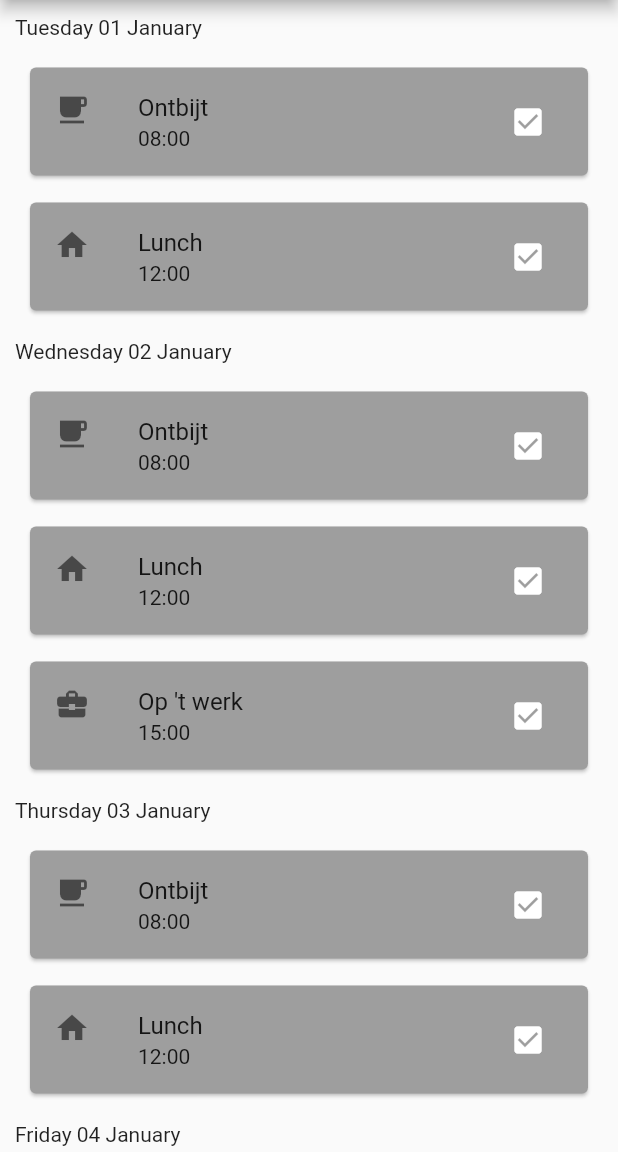
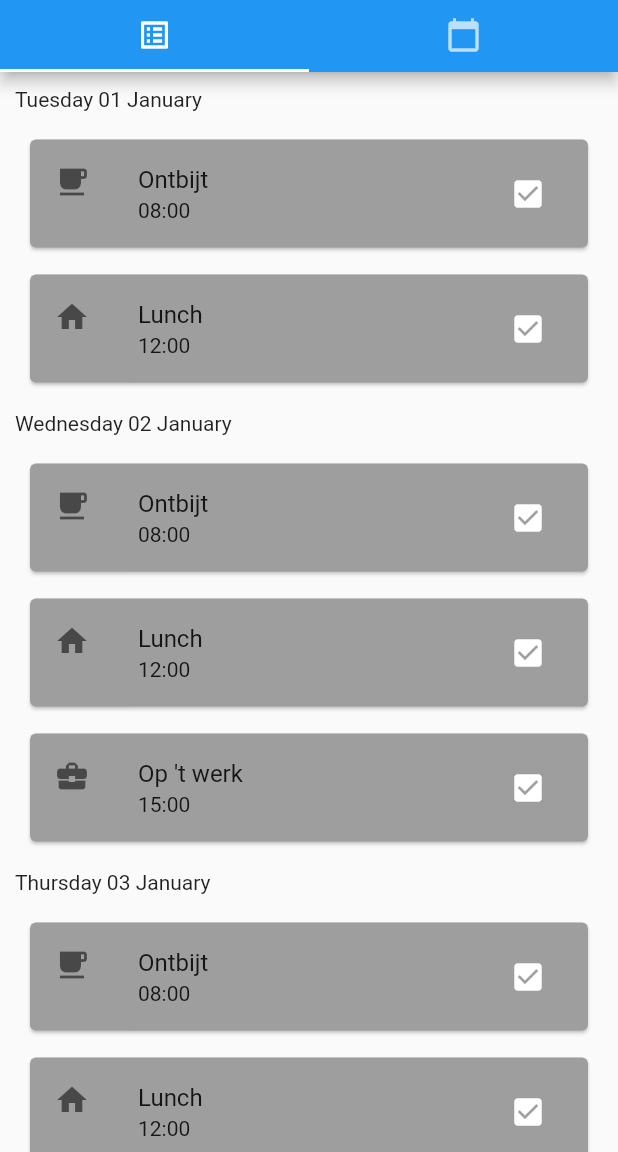
Before and after one commit to topmoTree/wolf_test, a Flutter app: the screen it shows after launch, on a phone screen of 412 x 824 dp, the part 84-1236 px from its top. Run offline on Flutter 3.47's test engine with Material 2 defaults, Android fonts, the phone set to English and light mode, and no system bars; drawn by our look-alikes of grouped_list.

Commit message:
finished part3

```diff
--- a/lib/data/moment_api.dart
+++ b/lib/data/moment_api.dart
@@ -1,30 +1,17 @@
-
-
 import 'dart:math';
-
 import 'package:flutter/material.dart';
 import 'package:intl/intl.dart';
-//
-// class MyIcon {
-//   static const ALARM = Icons.alarm;
-//   static const BUSINESS = Icons.business_center;
-//   static const BOOKMARK = Icons.class_;
-//   static const BREAKFAST = Icons.free_breakfast;
-//   static const HOME = Icons.home;
-//   static const PHARMACY = Icons.local_pharmacy;
-// }
-
-class Checkbox {
-  static const empty = "checkbox_empty";
-  static const checkedWhite = "checkbox_checked_white";
-  static const checkedGreen = "checkbox_checked_green";
-}
 
 class Medicine {
   final String name;
   bool taken;
 
-  Medicine(this.name, [this.taken = false]);
+  //added tablets and milligramsPerTablet to count amount per week
+  int tabletsQty;
+  int milligramsPerTablet;
+
+  Medicine(this.name, this.tabletsQty, this.milligramsPerTablet,
+      [this.taken = false]);
 }
 
 class Moment {
@@ -34,102 +21,75 @@ class Moment {
   final DateTime date;
   bool isCollapsed;
 
-  Moment(this.title, this.date, this.icon, this.medicines, [this.isCollapsed = true]);
+  Moment(this.title, this.date, this.icon, this.medicines,
+      [this.isCollapsed = true]);
 }
 
-
 class MomentApi {
-
-  //https://stackoverflow.com/a/56252864 should use intl package
   static final _dateFormat = DateFormat("yyyy-MM-dd HH:mm");
 
-  static DateTime _dateTimeFromString(String dateStr){
+  static DateTime _dateTimeFromString(String dateStr) {
     return _dateFormat.parse(dateStr);
   }
 
-  static bool _randomBool(){
+  static bool _randomBool() {
     final randomNum = Random();
     return randomNum.nextBool();
   }
 
   static Moment breakfast(String day) {
-    return Moment(
-        "Ontbijt",
-        _dateTimeFromString("2019-01-$day 8:00"),
-        Icon(Icons.free_breakfast),
-        [Medicine("Paracetamol", _randomBool()), Medicine("Vitamine C", _randomBool())]
-    );
+    return Moment("Ontbijt", _dateTimeFromString("2019-01-$day 8:00"),
+        const Icon(Icons.free_breakfast), [
+      Medicine("Paracetamol", 2, 40, _randomBool()),
+      Medicine("Vitamine C", 3, 100, _randomBool())
+    ]);
   }
 
-  static Moment lunch(String day){
-    return Moment(
-        "Lunch",
-        _dateTimeFromString("2019-01-$day 12:00"),
-        Icon(Icons.home),
-        [Medicine("Acebutol", _randomBool())]
-    );
+  static Moment lunch(String day) {
+    return Moment("Lunch", _dateTimeFromString("2019-01-$day 12:00"),
+        const Icon(Icons.home), [Medicine("Acebutol", 2, 200, _randomBool())]);
   }
 
-  static Moment atWork(String day){
+  static Moment atWork(String day) {
     return Moment(
         "Op 't werk",
         _dateTimeFromString("2019-01-$day 15:00"),
-        Icon(Icons.business_center),
-        [Medicine("Paracetamol", _randomBool())]
-    );
+        const Icon(Icons.business_center),
+        [Medicine("Paracetamol", 4, 500, _randomBool())]);
   }
 
-  static Moment bedTime(String day){
-    return Moment(
-        "Voor het slapen",
-        _dateTimeFromString("2019-01-$day 22:00"),
-        Icon(Icons.alarm),
-        [Medicine("Melatonin")]
-    );
+  static Moment bedTime(String day) {
+    return Moment("Voor het slapen", _dateTimeFromString("2019-01-$day 22:00"),
+        const Icon(Icons.alarm), [Medicine("Melatonin", 2, 300)]);
   }
 
-  static List<Moment> getMoments(){
-    final moments =  [
+  static List<Moment> getMoments() {
+    final moments = [
       breakfast("01"),
       lunch("01"),
-
       breakfast("02"),
       lunch("02"),
       atWork("02"),
-
       breakfast("03"),
       lunch("03"),
-
       breakfast("04"),
       atWork("04"),
-
-
-
       breakfast("06"),
       lunch("06"),
       atWork("06"),
-
       bedTime("07"),
-
       breakfast("08"),
       lunch("08"),
-
       breakfast("09"),
       lunch("09"),
       atWork("09"),
-
       breakfast("10"),
       lunch("10"),
-
       breakfast("11"),
       atWork("11"),
-
-
-
       breakfast("13"),
       lunch("13"),
       atWork("13"),
-
       bedTime("14"),
     ];
 
--- a/lib/main.dart
+++ b/lib/main.dart
@@ -1,10 +1,7 @@
 import 'package:flutter/material.dart';
-import 'package:wolf_test/data/moment_api.dart';
 import 'package:wolf_test/pages/home.dart';
 
-void main() =>
-  runApp(const MyApp());
-
+void main() => runApp(const MyApp());
 
 class MyApp extends StatelessWidget {
   const MyApp({Key? key}) : super(key: key);
@@ -13,20 +10,10 @@ class MyApp extends StatelessWidget {
   @override
   Widget build(BuildContext context) {
     return MaterialApp(
-      title: 'WolfPack Assessment',
-      theme: ThemeData(
-        // This is the theme of your application.
-        //
-        // Try running your application with "flutter run". You'll see the
-        // application has a blue toolbar. Then, without quitting the app, try
-        // changing the primarySwatch below to Colors.green and then invoke
-        // "hot reload" (press "r" in the console where you ran "flutter run",
-        // or simply save your changes to "hot reload" in a Flutter IDE).
-        // Notice that the counter didn't reset back to zero; the application
-        // is not restarted.
-        primarySwatch: Colors.blue,
-      ),
-      home: Home()
-    );
+        title: 'WolfPack Assessment',
+        theme: ThemeData(
+          primarySwatch: Colors.blue,
+        ),
+        home: const Home());
   }
 }
--- a/lib/pages/home.dart
+++ b/lib/pages/home.dart
@@ -17,13 +17,29 @@ class _HomeState extends State<Home> {
 
   @override
   Widget build(BuildContext context) {
-    return Scaffold(
+    return MaterialApp(
+        home: DefaultTabController(
+            length: 2,
+            child: Scaffold(
                 appBar: AppBar(
                   title: const Text("Wolfpack assessment"),
+                  bottom: const TabBar(
+                    tabs: [
+                      Tab(icon: Icon(Icons.list_alt)),
+                      Tab(icon: Icon(Icons.calendar_today))
+                    ],
                   ),
+                ),
+                body: TabBarView(children: [
+                  _buildListOfMoments(),
+                  _buildWeekAmountMedicine(),
+                ]))));
+  }
+
+  Widget _buildListOfMoments() {
     //grouped list library link: https://pub.dev/packages/grouped_list
     //grouped by int, because in Dart no date class and it is easier to group by int like yyyyMMdd
-      body: GroupedListView<dynamic, int>(
+    return GroupedListView<dynamic, int>(
       elements: moments,
       groupBy: (element) => convertToDateInt((element as Moment).date),
       groupSeparatorBuilder: (dateTimeInt) => Padding(
@@ -39,21 +55,7 @@ class _HomeState extends State<Home> {
         final moment2 = element2 as Moment;
         return moment1.date.compareTo(moment2.date);
       },
-      ),
     );
-  }
-
-  bool areAllMedicineTaken(List<Medicine> medicines) {
-    var taken = true;
-
-    for (final med in medicines) {
-      if (!med.taken) {
-        taken = false;
-        break;
-      }
-    }
-
-    return taken;
   }
 
   int convertToDateInt(DateTime dateTime) {
@@ -69,7 +71,7 @@ class _HomeState extends State<Home> {
     return dateTime.printDate();
   }
 
-  Widget _buildExpandableTile(Moment moment) {
+  _buildExpandableTile(Moment moment) {
     return CustomExpansionTile(
         onExpansionChanged: (value) {
           moment.isCollapsed = !value;
@@ -116,11 +118,28 @@ class _HomeState extends State<Home> {
             .toList());
   }
 
+  bool areAllMedicineTaken(List<Medicine> medicines) {
+    var taken = true;
+
+    for (final med in medicines) {
+      if (!med.taken) {
+        taken = false;
+        break;
+      }
+    }
+
+    return taken;
+  }
+
   Widget _buildMedicineTile(Medicine medicine) {
     return ListTile(
       title: Padding(
-          padding: const EdgeInsets.fromLTRB(10, 10, 10, 10),
+          padding: const EdgeInsets.symmetric(vertical: 0.0, horizontal: 10.0),
           child: Text(medicine.name)),
+      subtitle: Padding(
+          padding: const EdgeInsets.symmetric(vertical: 0.0, horizontal: 10.0),
+          child: Text(
+              "${medicine.tabletsQty} tablets, ${medicine.milligramsPerTablet} mg")),
       trailing: Column(
         mainAxisSize: MainAxisSize.min,
         children: [
@@ -141,4 +160,59 @@ class _HomeState extends State<Home> {
       ),
     );
   }
+
+  Widget _buildWeekAmountMedicine() {
+    return Padding(
+      padding: const EdgeInsets.symmetric(vertical: 10.0, horizontal: 10.0),
+      child: Column(
+        crossAxisAlignment: CrossAxisAlignment.center,
+        children: [
+          const Text("January 7 - 14",
+              style: TextStyle(fontSize: 24.0, fontWeight: FontWeight.bold)),
+          const SizedBox(height: 10),
+          Text("Amount of tablets: ${calculateTablets(moments)}",
+              style: const TextStyle(fontSize: 18.0)),
+          const SizedBox(height: 10),
+          Text("Milligrams: ${calculateMilligrams(moments)}",
+              style: const TextStyle(fontSize: 18.0))
+        ],
+      ),
+    );
   }
+
+  ///Calculate amount of tablets from 07.01.19 to 14.01.19
+  int calculateTablets(List<Moment> moments) {
+    var tablets = 0;
+    var startDate = DateTime(2019, 01, 07);
+    var finishDate = DateTime(2019, 01, 14);
+
+    for (var moment in moments) {
+      if (moment.date.isAfter(startDate) && moment.date.isBefore(finishDate)) {
+        for (var medicine in moment.medicines) {
+          if (medicine.taken) tablets += medicine.tabletsQty;
+        }
+      }
+    }
+
+    return tablets;
+  }
+
+  ///Calculate milligrams amount from 07.01.19 to 14.01.19
+  int calculateMilligrams(List<Moment> moments) {
+    var mg = 0;
+    var startDate = DateTime(2019, 01, 07);
+    var finishDate = DateTime(2019, 01, 14);
+
+    for (var moment in moments) {
+      if (moment.date.isAfter(startDate) && moment.date.isBefore(finishDate)) {
+        for (var medicine in moment.medicines) {
+          if (medicine.taken) {
+            mg += medicine.tabletsQty * medicine.milligramsPerTablet;
+          }
+        }
+      }
+    }
+
+    return mg;
+  }
+}
--- a/lib/utils/date_time_extensions.dart
+++ b/lib/utils/date_time_extensions.dart
@@ -3,15 +3,12 @@ import 'package:intl/intl.dart';
 final _timeFormat = DateFormat("HH:mm");
 final _dateFormat = DateFormat("EEEE dd MMMM");
 
-//https://stackoverflow.com/a/56252864 should use intl package
-final _dateTimeFormat = DateFormat("yyyy-MM-dd HH:mm");
-
-extension DateTimeExt on DateTime{
-  String printTime(){
+extension DateTimeExt on DateTime {
+  String printTime() {
     return _timeFormat.format(this);
   }
 
-  String printDate(){
+  String printDate() {
     return _dateFormat.format(this);
   }
 }
```
Also changed, not shown: lib/utils/custom_expansion_tile.dart (+32 -23 lines). Lines whose indentation alone changed are shown as unchanged.
